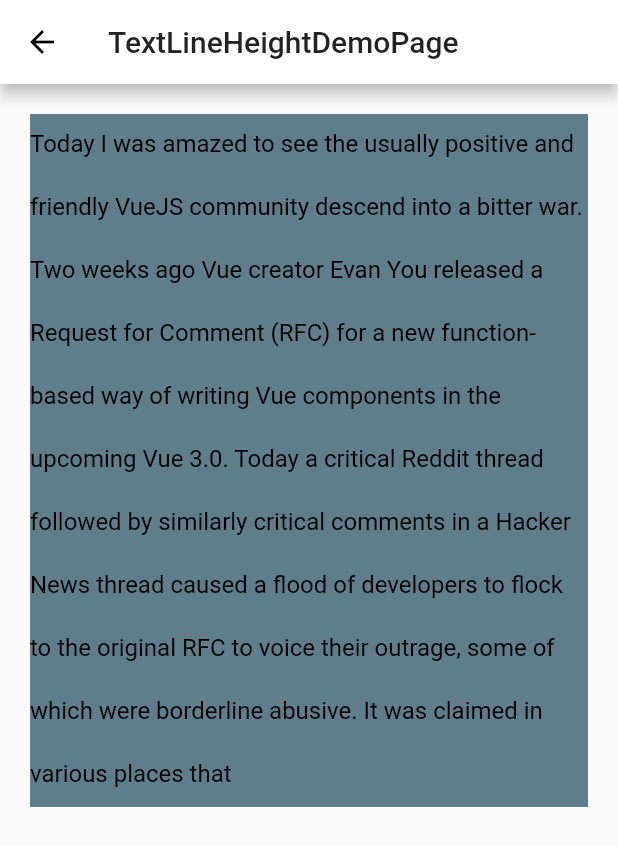
After one commit to falstack/greedy, a Flutter app: the TextLineHeightDemo screen opened directly, on a phone screen of 412 x 824 dp. The commit adds this screen. Shown: the top 846 px of the screen. Run offline on Flutter 3.47's test engine with Material 2 defaults, Android fonts, the phone set to English and light mode, and no system bars; our stand-ins replace fluro; missing offline and left inert: flutter_webview_plugin; statements that could not run were skipped.

Commit message:
add: line-height

```diff
--- /dev/null
+++ b/lib/views/demo/text_line_height.dart
@@ -0,0 +1,41 @@
+import 'package:flutter/material.dart';
+
+/**
+ * Text 行间距的设置方案
+ * 因为 Flutter 没有 Line Space ，只有字体权重
+ * 这里利用了 fontSize 和 leading 的特性去模拟行高
+ */
+class TextLineHeightDemo extends StatelessWidget {
+  final double leading = 2;
+
+  final double fontSize = 16;
+
+  @override
+  Widget build(BuildContext context) {
+    return Scaffold(
+      appBar: AppBar(
+        title: Text("TextLineHeightDemoPage"),
+      ),
+      body: Container(
+        color: Colors.blueGrey,
+        margin: EdgeInsets.all(20),
+        child: Text(
+          textContent,
+          strutStyle: StrutStyle(forceStrutHeight: true, height: 1, leading: leading),
+          style: TextStyle(
+            fontSize: fontSize,
+            color: Colors.black
+          ),
+        ),
+      ),
+    );
+  }
+}
+
+const textContent =
+    "Today I was amazed to see the usually positive and friendly VueJS community descend into a bitter war. Two weeks ago Vue creator Evan You released a Request for Comment (RFC) for a new function-based way of writing Vue components in the upcoming Vue 3.0. Today a critical "
+    "Reddit thread followed by similarly "
+    "critical comments in a Hacker News thread caused a "
+    "flood of developers to flock to the original RFC to "
+    "voice their outrage, some of which were borderline abusive. "
+    "It was claimed in various places that";
--- a/lib/views/index.dart
+++ b/lib/views/index.dart
@@ -3,10 +3,11 @@ import 'package:fluro/fluro.dart';
 import 'package:greedy/views/demo/border_radius.dart';
 import 'package:greedy/views/demo/controller_scroll.dart';
 import 'package:greedy/views/demo/controller_text_editing.dart';
+import 'package:greedy/views/demo/text_line_height.dart';
 import 'package:greedy/views/demo/transform.dart';
-import 'package:greedy/views/home.dart';
 import 'package:greedy/views/launch.dart';
 import 'package:greedy/views/login.dart';
+import 'package:greedy/views/home.dart';
 import 'package:greedy/views/webview.dart';
 import 'package:greedy/views/main-note.dart';
 import 'package:greedy/views/main-notice.dart';
@@ -36,6 +37,11 @@ List demoWidgets = <Map>[
     'name': 'Transform',
     'path': '/demo/transform',
     'handler': TransformDemo()
+  },
+  {
+    'name': '行高',
+    'path': '/demo/line-height',
+    'handler': TextLineHeightDemo()
   }
 ];
 
```
